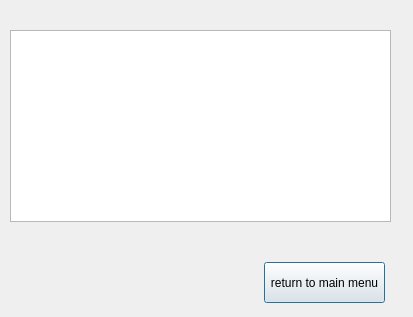
Qt form scientistswindow.ui (stefanv15/verklegtNamskeid_skil3) before a commit.
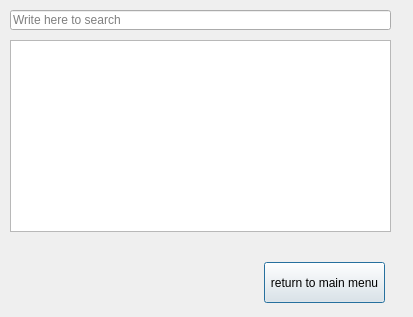
The same form after that commit.

Commit message: search komið fyrir scientist

```diff
--- a/scientistswindow.ui
+++ b/scientistswindow.ui
@@ -17,7 +17,7 @@
    <property name="geometry">
     <rect>
      <x>10</x>
-     <y>30</y>
+     <y>40</y>
      <width>381</width>
      <height>192</height>
     </rect>
@@ -36,6 +36,19 @@
     <string>return to main menu</string>
    </property>
   </widget>
+  <widget class="QLineEdit" name="search_students">
+   <property name="geometry">
+    <rect>
+     <x>10</x>
+     <y>10</y>
+     <width>381</width>
+     <height>20</height>
+    </rect>
+   </property>
+   <property name="placeholderText">
+    <string>Write here to search</string>
+   </property>
+  </widget>
  </widget>
  <resources/>
  <connections/>
```
The commit also changes 7 other files.
